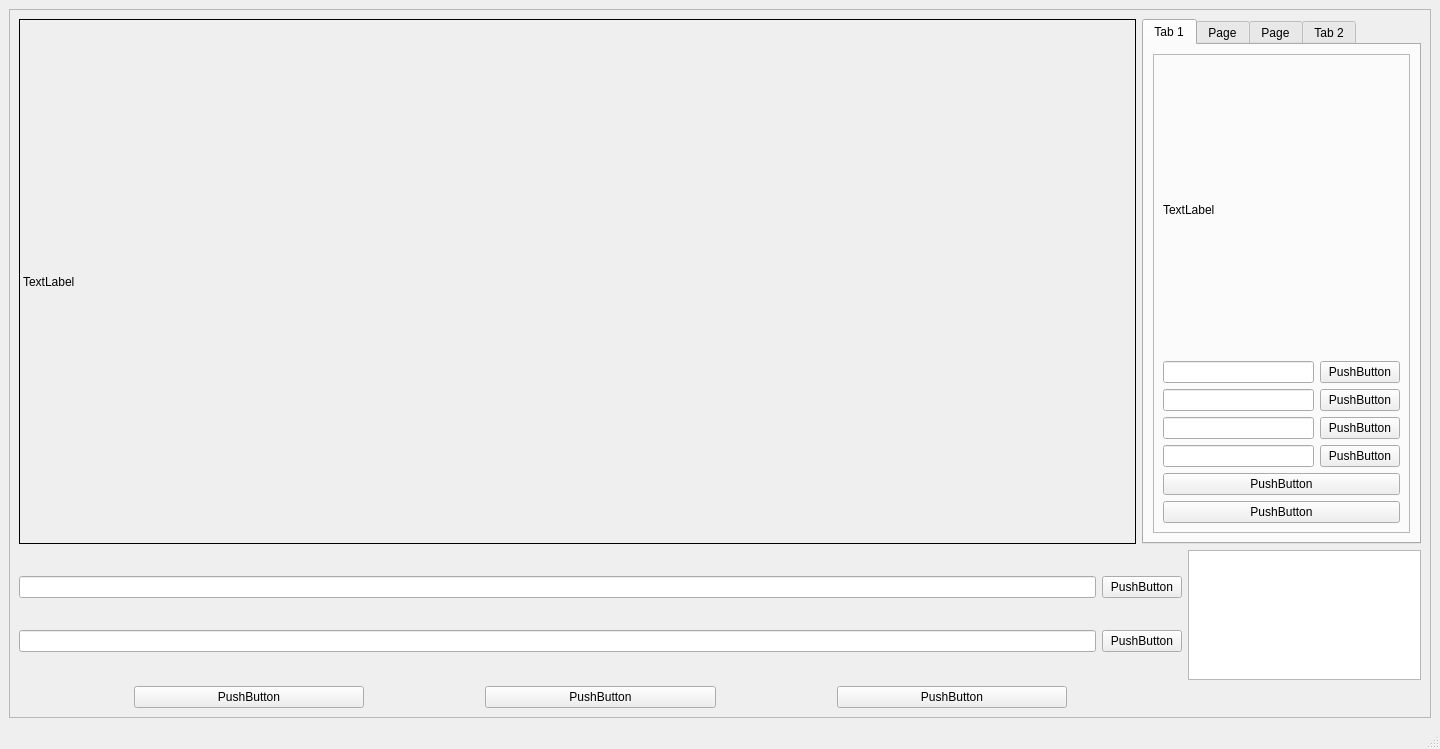
Before: the Qt Designer form mainwindow.ui in TwoTanawin/myApp-NewDesign, drawn with Qt 5.
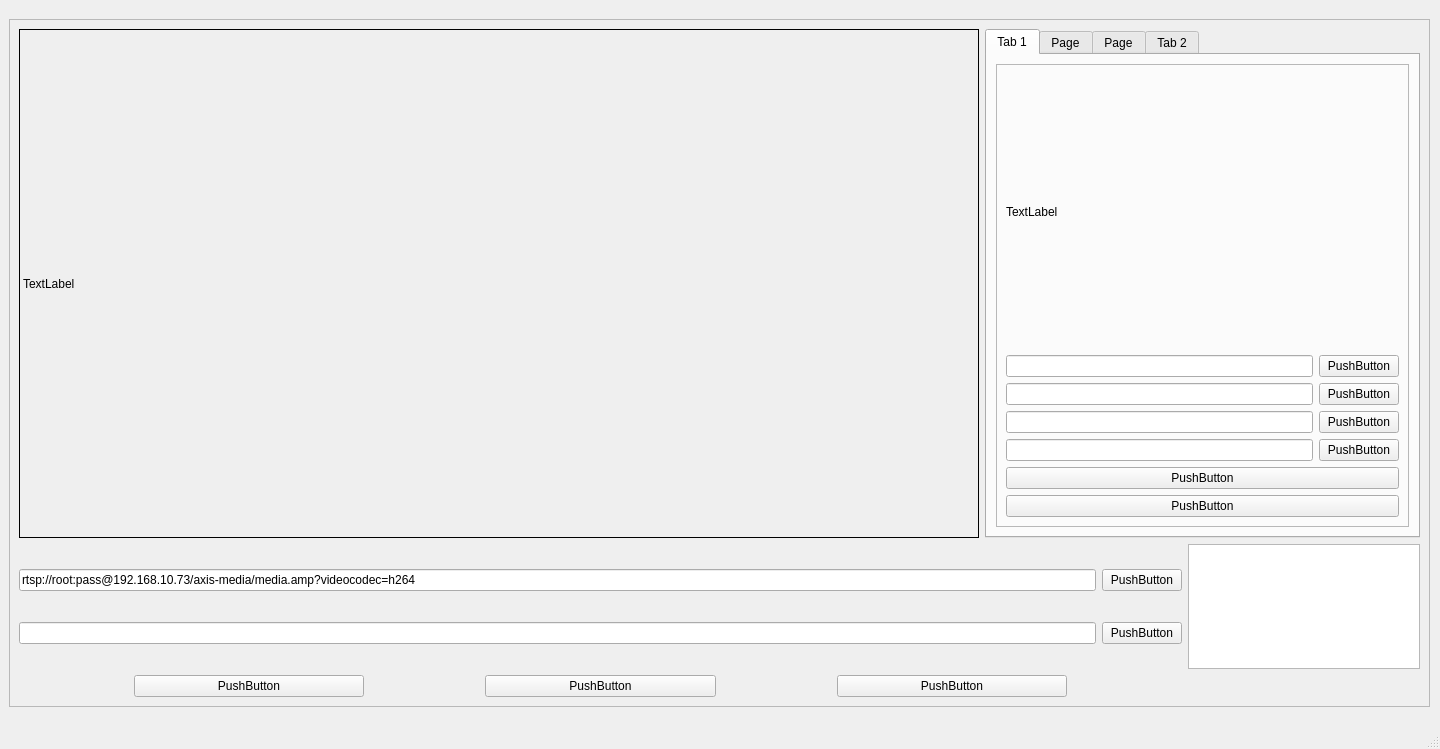
After: the same form once the commit is applied.

```diff
--- a/mainwindow.ui
+++ b/mainwindow.ui
@@ -17,6 +17,18 @@
    <layout class="QGridLayout" name="gridLayout">
     <item row="0" column="0">
      <widget class="QFrame" name="frame">
+      <property name="minimumSize">
+       <size>
+        <width>474</width>
+        <height>230</height>
+       </size>
+      </property>
+      <property name="maximumSize">
+       <size>
+        <width>1421</width>
+        <height>688</height>
+       </size>
+      </property>
       <property name="frameShape">
        <enum>QFrame::StyledPanel</enum>
       </property>
@@ -29,7 +41,22 @@
          <item>
           <layout class="QHBoxLayout" name="horizontalLayout" stretch="8,2">
            <item>
-            <widget class="QLabel" name="label">
+            <widget class="QLabel" name="label_cam">
+             <property name="enabled">
+              <bool>true</bool>
+             </property>
+             <property name="minimumSize">
+              <size>
+               <width>320</width>
+               <height>180</height>
+              </size>
+             </property>
+             <property name="maximumSize">
+              <size>
+               <width>960</width>
+               <height>540</height>
+              </size>
+             </property>
              <property name="frameShape">
               <enum>QFrame::Box</enum>
              </property>
@@ -256,7 +283,11 @@
               </widget>
              </item>
              <item row="0" column="0">
-              <widget class="QLineEdit" name="lineEdit"/>
+              <widget class="QLineEdit" name="lineEdit">
+               <property name="text">
+                <string>rtsp://root:pass@192.168.10.73/axis-media/media.amp?videocodec=h264</string>
+               </property>
+              </widget>
              </item>
              <item row="1" column="0">
               <widget class="QLineEdit" name="lineEdit_2"/>
```
